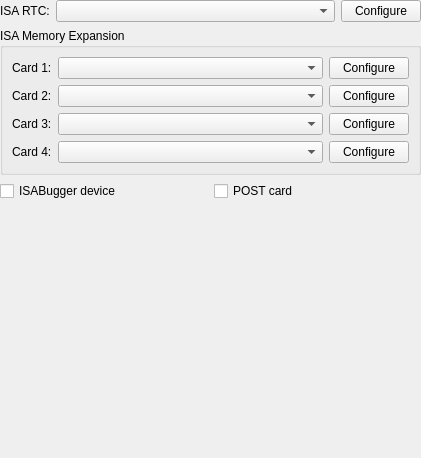
Before: the Qt Designer form src/qt/qt_settingsotherperipherals.ui in 86Box/86Box, drawn with Qt 5.
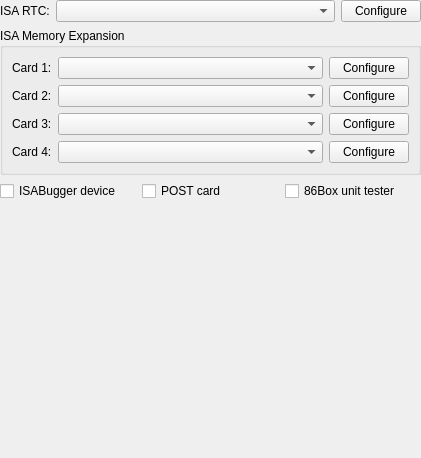
After: the same form once the commit is applied.

Commit message:
Add "86Box unit tester" config option + Qt UI checkbox
This is in preparation for making the device actually exist.

```diff
--- a/src/qt/qt_settingsotherperipherals.ui
+++ b/src/qt/qt_settingsotherperipherals.ui
@@ -190,6 +190,13 @@
        </property>
       </widget>
      </item>
+     <item>
+      <widget class="QCheckBox" name="checkBoxUnitTester">
+       <property name="text">
+        <string>86Box unit tester</string>
+       </property>
+      </widget>
+     </item>
     </layout>
    </item>
    <item>
```
The commit also changes 4 other files.
